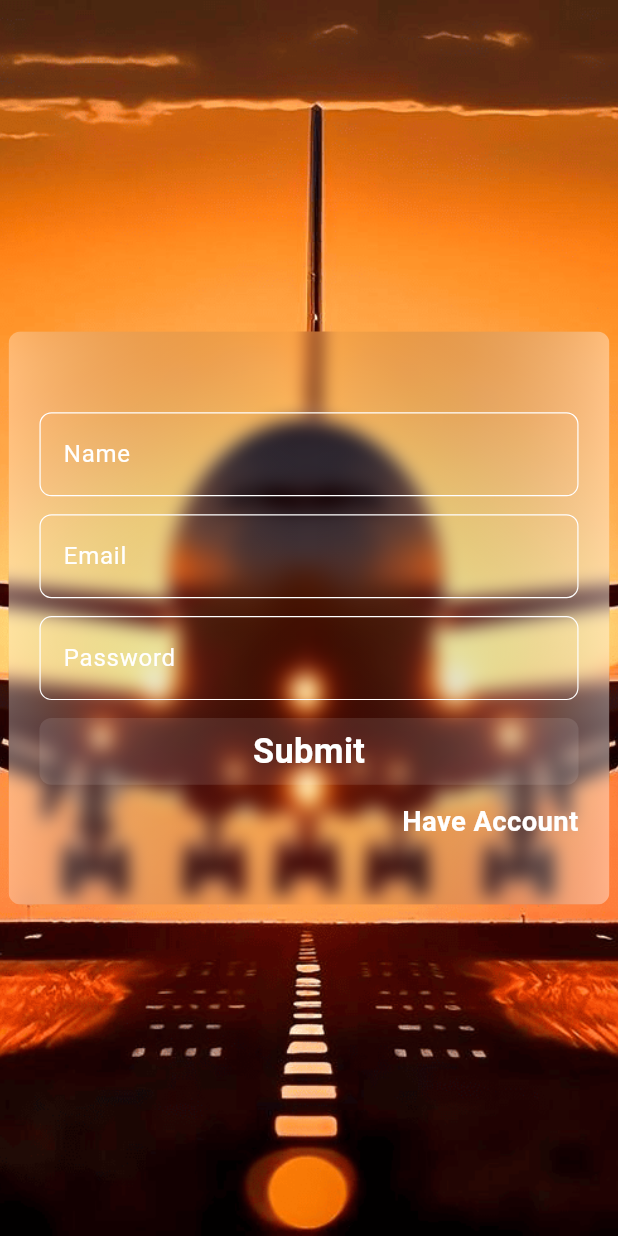
After one commit to Saravanan-vc/ticketbook, a Flutter app: the screen it shows after launch, after a tap on "No Account", on a phone screen of 412 x 824 dp. The commit adds this screen. Run offline on Flutter 3.47's test engine with Material 3 defaults, Android fonts, the phone set to English and light mode, and no system bars; our stand-ins replace cloud_firestore, firebase_auth, firebase_core, flutter_screenutil; accounts and stored records are empty; network calls fail.

Commit message:
login back work

```diff
--- /dev/null
+++ b/lib/model/auth_model/model_user_auth.dart
@@ -0,0 +1,19 @@
+import 'package:json_annotation/json_annotation.dart';
+
+part 'model_user_auth.g.dart';
+
+@JsonSerializable()
+class ModelUserauth {
+  @JsonKey(name: "name")
+  String? name;
+  @JsonKey(name: "email")
+  String? email;
+  @JsonKey(name: "password")
+  String? password;
+  ModelUserauth({this.name, this.email, this.password});
+
+  factory ModelUserauth.fromJson(Map<String, dynamic> json) =>
+      _$ModelUserauthFromJson(json);
+
+  Map<String, dynamic> tjson() => _$ModelUserauthToJson(this);
+}
--- a/lib/model_view/login_provider.dart
+++ b/lib/model_view/login_provider.dart
@@ -1,14 +1,76 @@
+import 'package:cloud_firestore/cloud_firestore.dart';
 import 'package:flutter/material.dart';
 import 'package:firebase_auth/firebase_auth.dart';
 
 class AuthenProvider extends ChangeNotifier {
+  final FirebaseAuth _firebaseAuth = FirebaseAuth.instance;
+  final FirebaseFirestore _firebaseFirestore = FirebaseFirestore.instance;
+  String collectionpath = "userDetails";
+
+  // login screen
   TextEditingController mailcontroller = TextEditingController();
   TextEditingController passcontroller = TextEditingController();
-  final FirebaseAuth _firebaseAuth = FirebaseAuth.instance;
-  void login(String email, String password) {
+  void clearLogin() {
+    mailcontroller.clear();
+    passcontroller.clear();
+  }
+
+  void login(String email, String password, VoidCallback call) {
+    if (email.isNotEmpty && password.isNotEmpty) {
+      try {
+        _firebaseAuth
+            .signInWithEmailAndPassword(email: email, password: password)
+            .then((_) {
+              getUser(email);
+            })
+            .then((_) => call())
+            .then((_) => clearLogin());
+      } catch (e) {
+        debugPrint("$e");
+      }
+    } else {
+      debugPrint('Enter eamil and password');
+    }
+  }
+
+  Future<void> getUser(String email) async {
     try {
-      _firebaseAuth.signInWithEmailAndPassword(
-          email: email, password: password);
+      QuerySnapshot querySnapshot =
+          await _firebaseFirestore.collection(collectionpath).get();
+      for (var doc in querySnapshot.docs) {
+        if (email == doc['email']) {
+          debugPrint(doc['name']);
+        }
+      }
+    } catch (e) {
+      debugPrint('Error retrieving user: $e');
+    }
+  }
+
+  //sign screen
+  TextEditingController signnameC = TextEditingController();
+  TextEditingController signemailC = TextEditingController();
+  TextEditingController signpassc = TextEditingController();
+  void clearSign() {
+    signemailC.clear();
+    signnameC.clear();
+    signpassc.clear();
+  }
+
+  void sign(
+      String email, String password, VoidCallback callit, String name) async {
+    try {
+      UserCredential userCredential = await _firebaseAuth
+          .createUserWithEmailAndPassword(email: email, password: password);
+      await _firebaseFirestore
+          .collection(collectionpath)
+          .doc("${userCredential.user?.uid}")
+          .set({
+        "name": name,
+        "email": email,
+      });
+      clearSign();
+      callit();
     } catch (e) {
       debugPrint("$e");
     }
--- a/lib/ui/color.dart
+++ b/lib/ui/color.dart
@@ -2,8 +2,8 @@ import 'package:flutter/material.dart';
 
 class ColorClass {
   ColorClass._();
+  static Color palWhite = Colors.white;
   static Color palBlack05 = Colors.black54;
-  static Color palWhite = Colors.white;
   static Color palwhite10 =Colors.white10;
   static Color palTrans = Colors.transparent;
   static Color palBlue = Colors.blueAccent;
--- a/lib/ui/image.dart
+++ b/lib/ui/image.dart
@@ -1,4 +1,5 @@
 class ImageArea {
   ImageArea._();
   static String loginImage = "assets/loginimage.png";
+  static String signImage = "assets/signimage.png";
 }
--- /dev/null
+++ b/lib/ui/widgets_ui/text_button.dart
@@ -0,0 +1,16 @@
+import 'package:flutter/material.dart';
+import 'package:flutter_screenutil/flutter_screenutil.dart';
+
+class TextsCusB {
+  TextsCusB._();
+  static GestureDetector textButton(
+      String data, VoidCallback ontap, int fs, Color textC,FontWeight fw) {
+    return GestureDetector(
+      onTap: ontap,
+      child: Text(
+        data,
+        style: TextStyle(fontSize: fs.sp, color: textC,fontWeight:fw ),
+      ),
+    );
+  }
+}
--- a/lib/view/login_screen.dart
+++ b/lib/view/login_screen.dart
@@ -7,7 +7,10 @@ import 'package:ticketbook/model_view/login_provider.dart';
 import 'package:ticketbook/ui/color.dart';
 import 'package:ticketbook/ui/image.dart';
 import 'package:ticketbook/ui/widgets_ui/button_widgets.dart';
+import 'package:ticketbook/ui/widgets_ui/text_button.dart';
 import 'package:ticketbook/ui/widgets_ui/text_from_feild.dart';
+import 'package:ticketbook/view/home_view.dart';
+import 'package:ticketbook/view/sign_screen.dart';
 
 class LoginScreen extends StatelessWidget {
   const LoginScreen({super.key});
@@ -25,9 +28,7 @@ class LoginScreen extends StatelessWidget {
                 image: AssetImage(ImageArea.loginImage), fit: BoxFit.fitHeight),
           ),
           child: Consumer<AuthenProvider>(
-            builder: (context, authenprovider, child) => Stack(
-              children: [
-                Center(
+            builder: (context, authenprovider, child) => Center(
               child: ClipRRect(
                 borderRadius: BorderRadius.circular(16),
                 child: BackdropFilter(
@@ -75,13 +76,31 @@ class LoginScreen extends StatelessWidget {
                               ColorClass.palWhite,
                               20,
                               FontWeight.w600, () {
-
+                            authenprovider.login(
+                              authenprovider.mailcontroller.text.toString(),
+                              authenprovider.passcontroller.text.toString(),
+                              () {
+                                Navigator.of(context).pushReplacement(
+                                  MaterialPageRoute(
+                                    builder: (context) => const HomeView(),
+                                  ),
+                                );
+                              },
+                            );
                           }, ColorClass.palwhite10),
-                            )
-                          ],
                         ),
+                        SizedBox(height: 10.h),
+                        Padding(
+                          padding: EdgeInsets.symmetric(horizontal: 18.w),
+                          child: Align(
+                            alignment: Alignment.bottomRight,
+                            child: TextsCusB.textButton("No Account", () {
+                              Navigator.of(context).pushReplacement(
+                                MaterialPageRoute(
+                                  builder: (context) => const SignScreen(),
                                 ),
-                    ),
+                              );
+                            }, 16, ColorClass.palBlue, FontWeight.w600),
                           ),
                         )
                       ],
@@ -89,6 +108,10 @@ class LoginScreen extends StatelessWidget {
                   ),
                 ),
               ),
+            ),
+          ),
+        ),
+      ),
     );
   }
 }
--- /dev/null
+++ b/lib/view/sign_screen.dart
@@ -0,0 +1,129 @@
+import 'dart:ui';
+
+import 'package:flutter/material.dart';
+import 'package:flutter_screenutil/flutter_screenutil.dart';
+import 'package:provider/provider.dart';
+import 'package:ticketbook/model_view/login_provider.dart';
+import 'package:ticketbook/ui/color.dart';
+import 'package:ticketbook/ui/image.dart';
+import 'package:ticketbook/ui/widgets_ui/button_widgets.dart';
+import 'package:ticketbook/ui/widgets_ui/text_button.dart';
+import 'package:ticketbook/ui/widgets_ui/text_from_feild.dart';
+import 'package:ticketbook/view/login_screen.dart';
+
+class SignScreen extends StatelessWidget {
+  const SignScreen({super.key});
+
+  @override
+  Widget build(BuildContext context) {
+    return Scaffold(
+      resizeToAvoidBottomInset: false,
+      body: Container(
+        height: double.infinity,
+        width: double.infinity,
+        decoration: BoxDecoration(
+          image: DecorationImage(
+              image: AssetImage(ImageArea.signImage), fit: BoxFit.fitHeight),
+        ),
+        child: Stack(
+          children: [
+            Center(
+              child: ClipRRect(
+                borderRadius: BorderRadius.circular(8),
+                child: BackdropFilter(
+                  filter: ImageFilter.blur(sigmaX: 6, sigmaY: 6),
+                  child: Container(
+                    height: 320.h,
+                    width: 350.w,
+                    decoration: const BoxDecoration(
+                      gradient: LinearGradient(
+                        colors: [
+                          Colors.white30,
+                          Colors.transparent,
+                          Colors.white38
+                        ],
+                      ),
+                    ),
+                    child: Consumer<AuthenProvider>(
+                      builder: (context, authenprovider, child) => Column(
+                        mainAxisAlignment: MainAxisAlignment.center,
+                        children: [
+                          SizedBox(height: 10.h),
+                          Padding(
+                            padding: EdgeInsets.symmetric(horizontal: 18.w),
+                            child: TextFWidget.fromCus(
+                                ColorClass.palWhite,
+                                "Name",
+                                ColorClass.palWhite,
+                                authenprovider.signnameC),
+                          ),
+                          SizedBox(height: 10.h),
+                          Padding(
+                            padding: EdgeInsets.symmetric(horizontal: 18.w),
+                            child: TextFWidget.fromCus(
+                                ColorClass.palWhite,
+                                "Email",
+                                ColorClass.palWhite,
+                                authenprovider.signemailC),
+                          ),
+                          SizedBox(height: 10.h),
+                          Padding(
+                            padding: EdgeInsets.symmetric(horizontal: 18.w),
+                            child: TextFWidget.fromCus(
+                                ColorClass.palWhite,
+                                "Password",
+                                ColorClass.palWhite,
+                                authenprovider.signpassc),
+                          ),
+                          SizedBox(height: 10.h),
+                          Padding(
+                            padding: EdgeInsets.symmetric(horizontal: 18.w),
+                            child: ButtonWidgets.buttonCus(
+                                double.infinity,
+                                "Submit",
+                                0,
+                                5,
+                                ColorClass.palWhite,
+                                20,
+                                FontWeight.w600, () {
+                              authenprovider.sign(
+                                authenprovider.signemailC.text.toString(),
+                                authenprovider.signpassc.text.toString(),
+                                () {
+                                  Navigator.of(context).pushReplacement(
+                                    MaterialPageRoute(
+                                      builder: (context) => const LoginScreen(),
+                                    ),
+                                  );
+                                },
+                                authenprovider.signnameC.text.toString(),
+                              );
+                            }, ColorClass.palwhite10),
+                          ),
+                          SizedBox(height: 10.h),
+                          Padding(
+                            padding: EdgeInsets.symmetric(horizontal: 18.w),
+                            child: Align(
+                              alignment: Alignment.bottomRight,
+                              child: TextsCusB.textButton("Have Account", () {
+                                Navigator.of(context).pushReplacement(
+                                  MaterialPageRoute(
+                                    builder: (context) => const LoginScreen(),
+                                  ),
+                                );
+                              }, 16, ColorClass.palWhite, FontWeight.w600),
+                            ),
+                          )
+                        ],
+                      ),
+                    ),
+                  ),
+                ),
+              ),
+            )
+          ],
+        ),
+      ),
+    );
+  }
+}
--- a/pubspec.yaml
+++ b/pubspec.yaml
@@ -40,6 +40,9 @@ dependencies:
   firebase_auth: ^5.3.1
   firebase_core: ^3.6.0
   cloud_firestore: ^5.4.4
+  build_runner: ^2.4.11
+  json_serializable: ^6.8.0
+  json_annotation: ^4.9.0
 
 dev_dependencies:
   flutter_test:
```
Also changed, not shown: lib/view/home_view.dart (added, +14 -0 lines), assets/signimage.png (added), lib/model/auth_model/model_user_auth.g.dart (added), pubspec.lock. Lines whose indentation alone changed are shown as unchanged.
